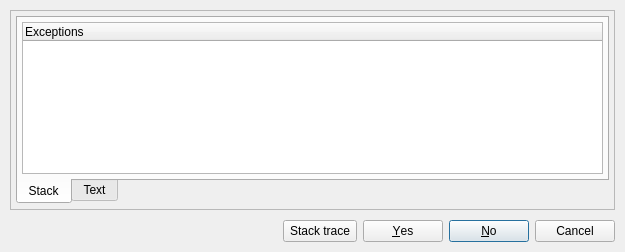
First picture: the form in libs/libgui/ui/messagebox.ui, repository pgmodeler/pgmodeler, before the edit.
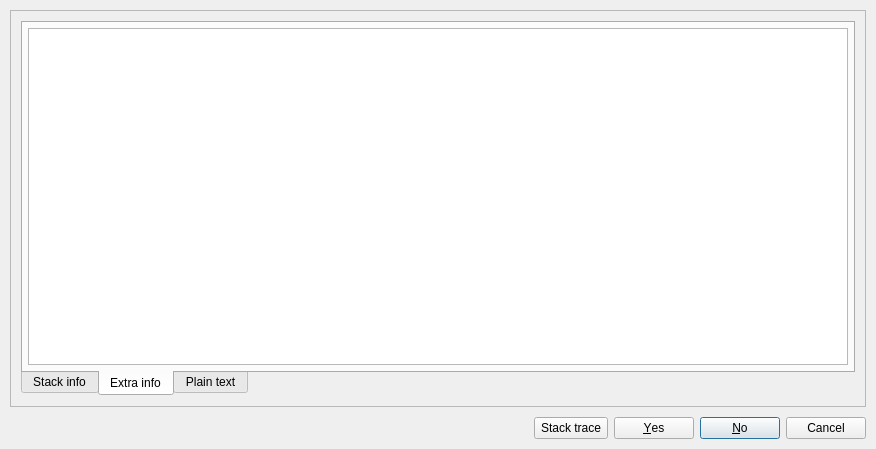
Second picture: the form after the edit. The open tabs and pages were chosen to show the change. Icons and pictures are not drawn.

```diff
--- a/libs/libgui/ui/messagebox.ui
+++ b/libs/libgui/ui/messagebox.ui
@@ -9,8 +9,8 @@
    <rect>
     <x>0</x>
     <y>0</y>
-    <width>625</width>
-    <height>252</height>
+    <width>876</width>
+    <height>449</height>
    </rect>
   </property>
   <property name="sizePolicy">
@@ -70,16 +70,16 @@
      </property>
      <layout class="QGridLayout" name="gridLayout_3">
       <property name="leftMargin">
-       <number>0</number>
+       <number>5</number>
       </property>
       <property name="topMargin">
-       <number>0</number>
+       <number>5</number>
       </property>
       <property name="rightMargin">
-       <number>0</number>
+       <number>5</number>
       </property>
       <property name="bottomMargin">
-       <number>0</number>
+       <number>5</number>
       </property>
       <item row="0" column="0" colspan="2">
        <widget class="QStackedWidget" name="objs_group_wgt">
@@ -273,20 +273,20 @@
             </property>
             <widget class="QWidget" name="tab">
              <attribute name="title">
-              <string>Stack</string>
+              <string>Stack info</string>
              </attribute>
              <layout class="QHBoxLayout" name="horizontalLayout_3">
               <property name="leftMargin">
-               <number>4</number>
+               <number>5</number>
               </property>
               <property name="topMargin">
-               <number>4</number>
+               <number>5</number>
               </property>
               <property name="rightMargin">
-               <number>4</number>
+               <number>5</number>
               </property>
               <property name="bottomMargin">
-               <number>4</number>
+               <number>5</number>
               </property>
               <item>
                <widget class="QTreeWidget" name="exceptions_trw">
@@ -350,22 +350,54 @@
               </item>
              </layout>
             </widget>
+            <widget class="QWidget" name="tab_3">
+             <attribute name="title">
+              <string>Extra info</string>
+             </attribute>
+             <layout class="QVBoxLayout" name="verticalLayout_2">
+              <property name="leftMargin">
+               <number>5</number>
+              </property>
+              <property name="topMargin">
+               <number>5</number>
+              </property>
+              <property name="rightMargin">
+               <number>5</number>
+              </property>
+              <property name="bottomMargin">
+               <number>5</number>
+              </property>
+              <item>
+               <widget class="QTextBrowser" name="extra_info_txt">
+                <property name="font">
+                 <font/>
+                </property>
+                <property name="lineWrapMode">
+                 <enum>QTextEdit::NoWrap</enum>
+                </property>
+                <property name="acceptRichText">
+                 <bool>false</bool>
+                </property>
+               </widget>
+              </item>
+             </layout>
+            </widget>
             <widget class="QWidget" name="tab_2">
              <attribute name="title">
-              <string>Text</string>
+              <string>Plain text</string>
              </attribute>
              <layout class="QHBoxLayout" name="horizontalLayout_4">
               <property name="leftMargin">
-               <number>4</number>
+               <number>5</number>
               </property>
               <property name="topMargin">
-               <number>4</number>
+               <number>5</number>
               </property>
               <property name="rightMargin">
-               <number>4</number>
+               <number>5</number>
               </property>
               <property name="bottomMargin">
-               <number>4</number>
+               <number>5</number>
               </property>
               <item>
                <widget class="QTextBrowser" name="raw_info_txt">
```
